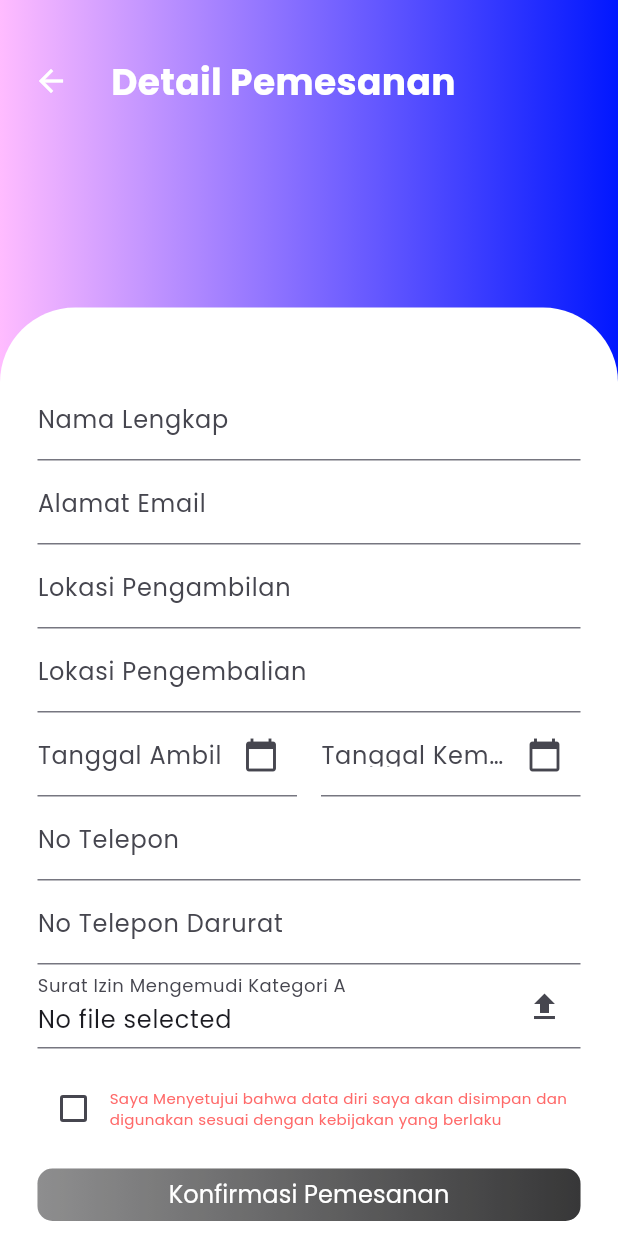
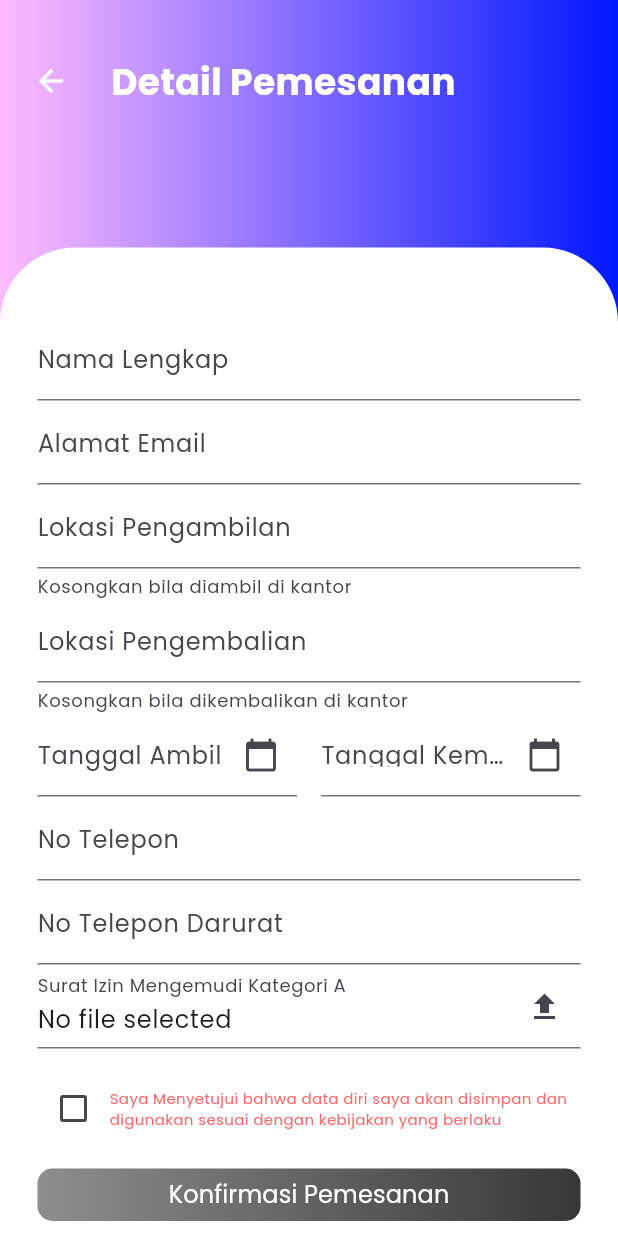
Before and after one commit to solsteace/gaskeun-mobile, a Flutter app: the OrderDetailPage screen opened directly with empty values, on a phone screen of 412 x 824 dp. Run offline on Flutter 3.47's test engine with Material 3 defaults, Android fonts, the phone set to English and light mode, and no system bars; our stand-ins replace carousel_slider, file_picker, geocoding, google_maps_flutter; accounts and stored records are empty.

Commit message:
keterangan tambahan buat form lokasi

```diff
--- a/lib/pages/carOrder/orderDetail.dart
+++ b/lib/pages/carOrder/orderDetail.dart
@@ -238,6 +238,7 @@ class _OrderDetailPageState extends State<OrderDetailPage> {
                                 controller: pickupLocationController,
                                 decoration: const InputDecoration(
                                   labelText: 'Lokasi Pengambilan',
+                                  helperText: 'Kosongkan bila diambil di kantor',
                                 ),
                               ),
                             ),
@@ -281,6 +282,7 @@ class _OrderDetailPageState extends State<OrderDetailPage> {
                                 controller: returnLocationController,
                                 decoration: const InputDecoration(
                                   labelText: 'Lokasi Pengembalian',
+                                  helperText: 'Kosongkan bila dikembalikan di kantor',
                                 ),
                               ),
                             ),
```
